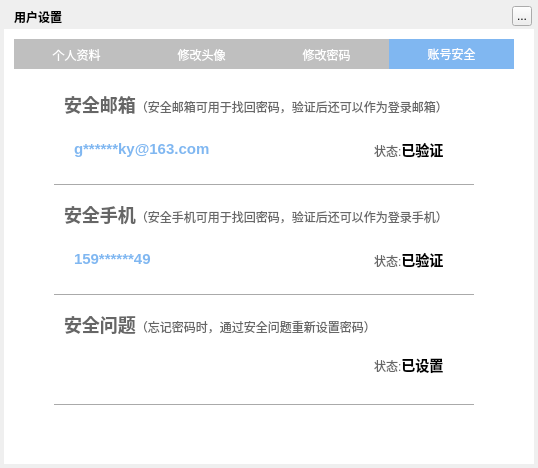
Above: TTKModule/TTKWidget/musicUiKits/musicUserKits/musicuserrecordwidget.ui from Greedysky/TTKMusicPlayer before the change. Below: the same form after it.
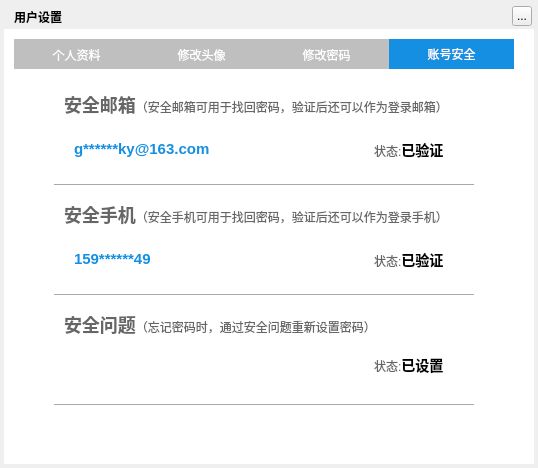
That is the form after the change. The open tabs and pages were chosen to show the change. Icons and pictures are not drawn. Custom widgets are drawn as their Qt base class.

Commit message: Optimized color style[782223]

Patch:
```diff
--- a/TTKModule/TTKWidget/musicUiKits/musicUserKits/musicuserrecordwidget.ui
+++ b/TTKModule/TTKWidget/musicUiKits/musicUserKits/musicuserrecordwidget.ui
@@ -93,7 +93,7 @@
     color: white;
 }
 QTabBar::tab:selected {
-    background-color: #80B7F1;
+    background-color: #158FE1;
     color: white
 }</string>
     </property>
@@ -829,7 +829,7 @@
        </rect>
       </property>
       <property name="styleSheet">
-       <string notr="true">color:#80B7F1;font-size:15px;font-weight:bold</string>
+       <string notr="true">color:#158FE1;font-size:15px;font-weight:bold</string>
       </property>
       <property name="text">
        <string>g******ky@163.com</string>
@@ -845,7 +845,7 @@
        </rect>
       </property>
       <property name="styleSheet">
-       <string notr="true">color:#80B7F1;font-size:15px;font-weight:bold</string>
+       <string notr="true">color:#158FE1;font-size:15px;font-weight:bold</string>
       </property>
       <property name="text">
        <string>159******49</string>
```
The commit also changes 8 other files.
